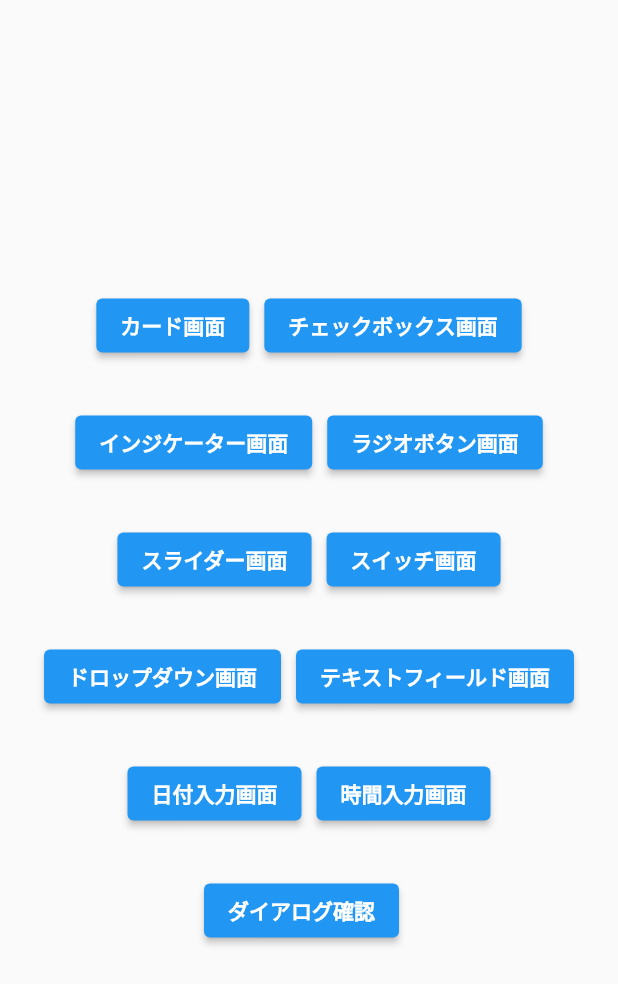
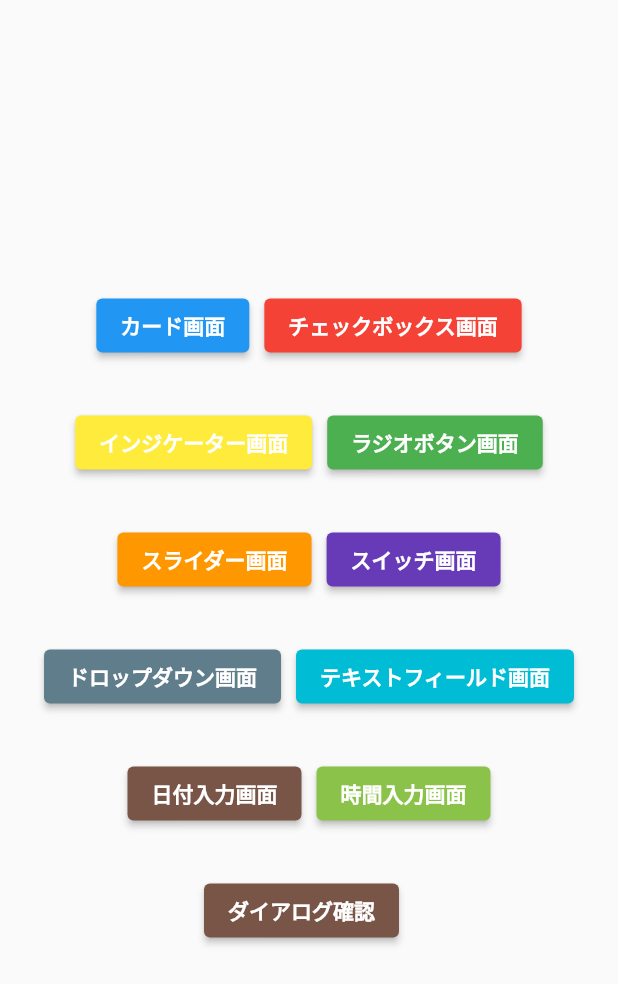
Before and after one commit to t-w-yokohama/flutter_sample, a Flutter app: the screen it shows after launch, on a phone screen of 412 x 824 dp. Shown: the top 984 px of the screen. Run offline on Flutter 3.47's test engine with Material 2 defaults, Android fonts, the phone set to English and light mode, and no system bars.

Commit message:
ボタンのカラー設定

```diff
--- a/lib/ui/widget/common_widget.dart
+++ b/lib/ui/widget/common_widget.dart
@@ -6,11 +6,15 @@ class CommonWidget {
     return ButtonTheme(
       minWidth: width,
       child: ElevatedButton(
-        onPressed: () => onPressed(),
         child: Text(
           text,
           style: TextStyle(fontWeight: FontWeight.bold),
         ),
+        style: ElevatedButton.styleFrom(
+          primary: color,
+          onPrimary: Colors.white,
+        ),
+        onPressed: () => onPressed(),
       ),
     );
   }
```
